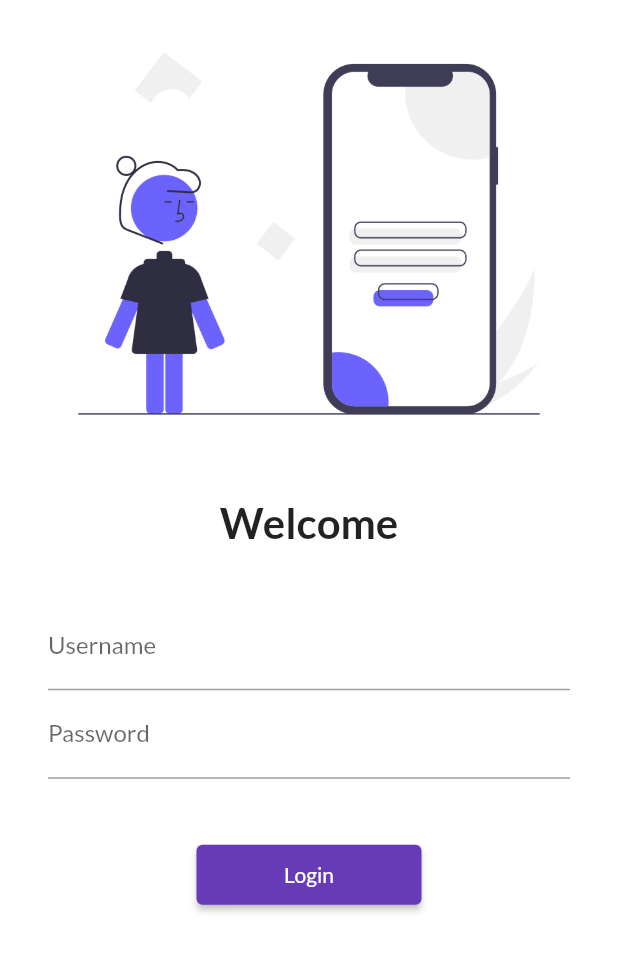
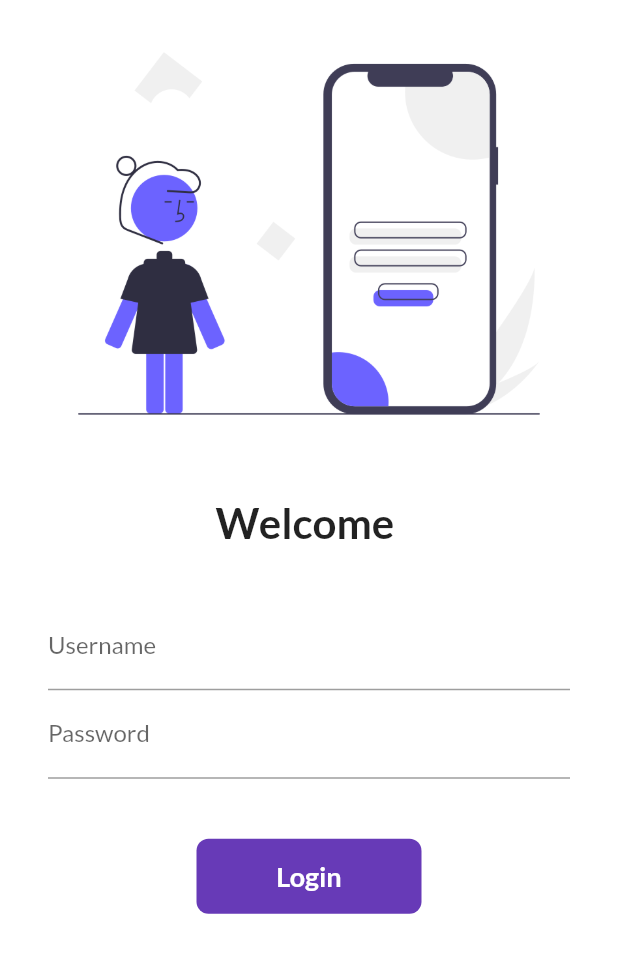
Before and after one commit to SakshamSahu/LearningFlutterCodepur, a Flutter app: the screen it shows after launch, on a phone screen of 412 x 824 dp. Shown: the top 953 px of the screen. Run offline on Flutter 3.47's test engine with Material 2 defaults, Android fonts, the phone set to English and light mode, and no system bars; our stand-ins replace google_fonts.

Commit message:
Day 6 complete

```diff
--- a/lib/Pages/login_page.dart
+++ b/lib/Pages/login_page.dart
@@ -2,8 +2,16 @@
 import 'package:flutter/material.dart';
 import 'package:flutter_catalog/Utils/routes.dart';
 
-class LoginPage extends StatelessWidget {
+class LoginPage extends StatefulWidget {
   const LoginPage({super.key});
+
+  @override
+  State<LoginPage> createState() => _LoginPageState();
+}
+
+class _LoginPageState extends State<LoginPage> {
+  String name = "";
+  bool changedButton = false;
 
   @override
   Widget build(BuildContext context) {
@@ -20,7 +28,7 @@ class LoginPage extends StatelessWidget {
                 height: 20,
               ),
               Text(
-                "Welcome",
+                "Welcome $name",
                 style: TextStyle(fontSize: 28, fontWeight: FontWeight.bold),
               ),
               SizedBox(
@@ -38,6 +46,10 @@ class LoginPage extends StatelessWidget {
                         hintText: "Enter Username",
                         labelText: "Username",
                       ),
+                      onChanged: (value) {
+                        name = value;
+                        setState(() {});
+                      },
                     ),
                     TextFormField(
                       obscureText: true,
@@ -49,13 +61,48 @@ class LoginPage extends StatelessWidget {
                     SizedBox(
                       height: 40,
                     ),
-                    ElevatedButton(
-                      onPressed: () {
+
+                    InkWell(
+                      onTap: () async {
+                        setState(() {
+                          changedButton = true;
+                        });
+                        await Future.delayed(Duration(seconds: 1));
                         Navigator.pushNamed(context, MyRoutes.homeRoute);
                       },
-                      style: TextButton.styleFrom(minimumSize: Size(150, 40)),
-                      child: Text("Login"),
-                    ),
+                      child: AnimatedContainer(
+                        duration: Duration(seconds: 1),
+                        width: changedButton ? 50 : 150,
+                        height: 50,
+                        alignment: Alignment.center,
+                        decoration: BoxDecoration(
+                            color: Colors.deepPurple,
+                            //shape: changedButton? BoxShape.circle : BoxShape.rectangle,
+                            borderRadius: BorderRadius.circular(
+                              changedButton ? 50 : 8,
+                            )),
+                        child: changedButton
+                            ? Icon(
+                                Icons.done,
+                                color: Colors.white,
+                              )
+                            : Text(
+                                "Login",
+                                style: TextStyle(
+                                    color: Colors.white,
+                                    fontSize: 18,
+                                    fontWeight: FontWeight.bold),
+                              ),
+                      ),
+                    )
+
+                    // ElevatedButton(
+                    //   onPressed: () {
+                    //     Navigator.pushNamed(context, MyRoutes.homeRoute);
+                    //   },
+                    //   style: TextButton.styleFrom(minimumSize: Size(150, 40)),
+                    //   child: Text("Login"),
+                    // ),
                   ],
                 ),
               )
```
